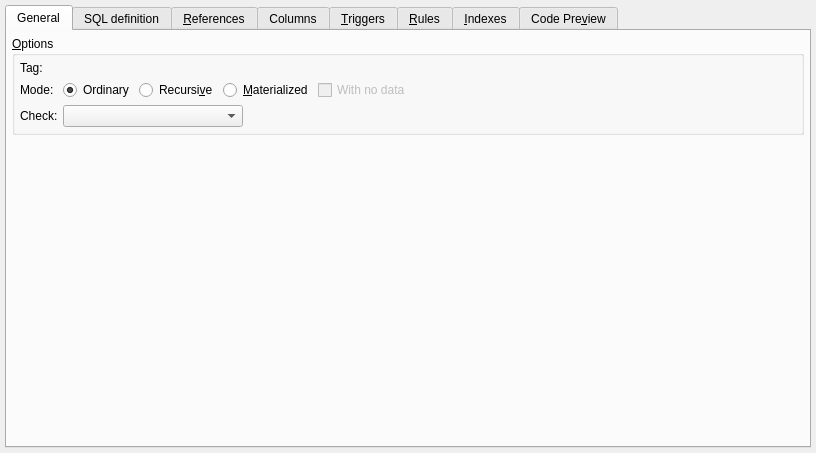
First picture: the form in libs/libgui/ui/dbobjects/viewwidget.ui, repository pgmodeler/pgmodeler, before the edit.
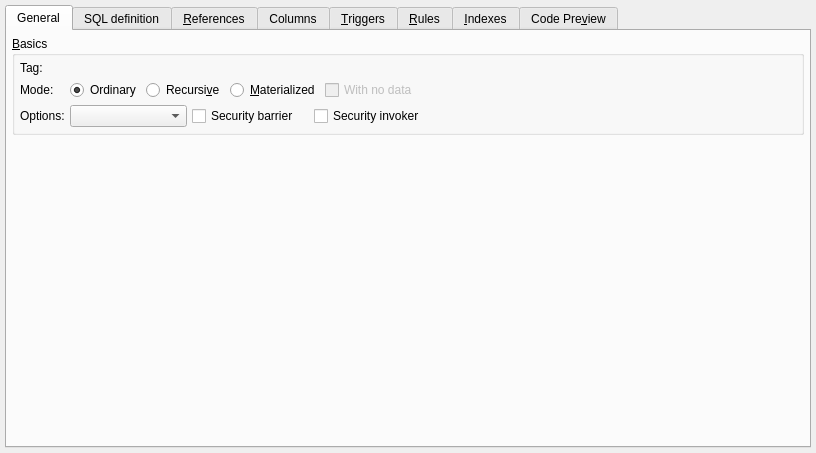
Second picture: the form after the edit. Icons and pictures are not drawn.

Commit message:
Added the options security barrier and security invoker to views
Minor adjustment in TemplateType::setType to include extra information
when raising exceptions

Added the fields in ViewWidget to handled check_option,
security_invoker, and security_barrier options

```diff
--- a/libs/libgui/ui/dbobjects/viewwidget.ui
+++ b/libs/libgui/ui/dbobjects/viewwidget.ui
@@ -64,7 +64,7 @@
        <item>
         <widget class="QGroupBox" name="options_gb">
          <property name="title">
-          <string>&amp;Options</string>
+          <string>&amp;Basics</string>
          </property>
          <layout class="QGridLayout" name="gridLayout_2">
           <property name="leftMargin">
@@ -82,16 +82,10 @@
           <property name="spacing">
            <number>5</number>
           </property>
-          <item row="0" column="0">
-           <widget class="QLabel" name="tag_lbl">
-            <property name="sizePolicy">
-             <sizepolicy hsizetype="Preferred" vsizetype="Preferred">
-              <horstretch>0</horstretch>
-              <verstretch>0</verstretch>
-             </sizepolicy>
-            </property>
+          <item row="2" column="2">
+           <widget class="QCheckBox" name="security_barrier_chk">
             <property name="text">
-             <string>Tag:</string>
+             <string>Security barrier</string>
             </property>
            </widget>
           </item>
@@ -108,17 +102,7 @@
             </property>
            </widget>
           </item>
-          <item row="2" column="0">
-           <widget class="QLabel" name="label">
-            <property name="text">
-             <string>Check:</string>
-            </property>
-           </widget>
-          </item>
-          <item row="2" column="1">
-           <widget class="QComboBox" name="check_option_cmb"/>
-          </item>
-          <item row="2" column="2" colspan="3">
+          <item row="2" column="4" colspan="3">
            <spacer name="horizontalSpacer">
             <property name="orientation">
              <enum>Qt::Horizontal</enum>
@@ -131,7 +115,7 @@
             </property>
            </spacer>
           </item>
-          <item row="1" column="1" colspan="4">
+          <item row="1" column="1" colspan="6">
            <layout class="QHBoxLayout" name="horizontalLayout">
             <property name="spacing">
              <number>5</number>
@@ -184,6 +168,36 @@
             </item>
            </layout>
           </item>
+          <item row="0" column="0">
+           <widget class="QLabel" name="tag_lbl">
+            <property name="sizePolicy">
+             <sizepolicy hsizetype="Preferred" vsizetype="Preferred">
+              <horstretch>0</horstretch>
+              <verstretch>0</verstretch>
+             </sizepolicy>
+            </property>
+            <property name="text">
+             <string>Tag:</string>
+            </property>
+           </widget>
+          </item>
+          <item row="2" column="1">
+           <widget class="QComboBox" name="check_option_cmb"/>
+          </item>
+          <item row="2" column="0">
+           <widget class="QLabel" name="option_lbl">
+            <property name="text">
+             <string>Options:</string>
+            </property>
+           </widget>
+          </item>
+          <item row="2" column="3">
+           <widget class="QCheckBox" name="security_invoker_chk">
+            <property name="text">
+             <string>Security invoker</string>
+            </property>
+           </widget>
+          </item>
          </layout>
         </widget>
        </item>
```
Left out of the diff: 2 changed lines with no effect on the pictures. The commit also changes 12 other files.
